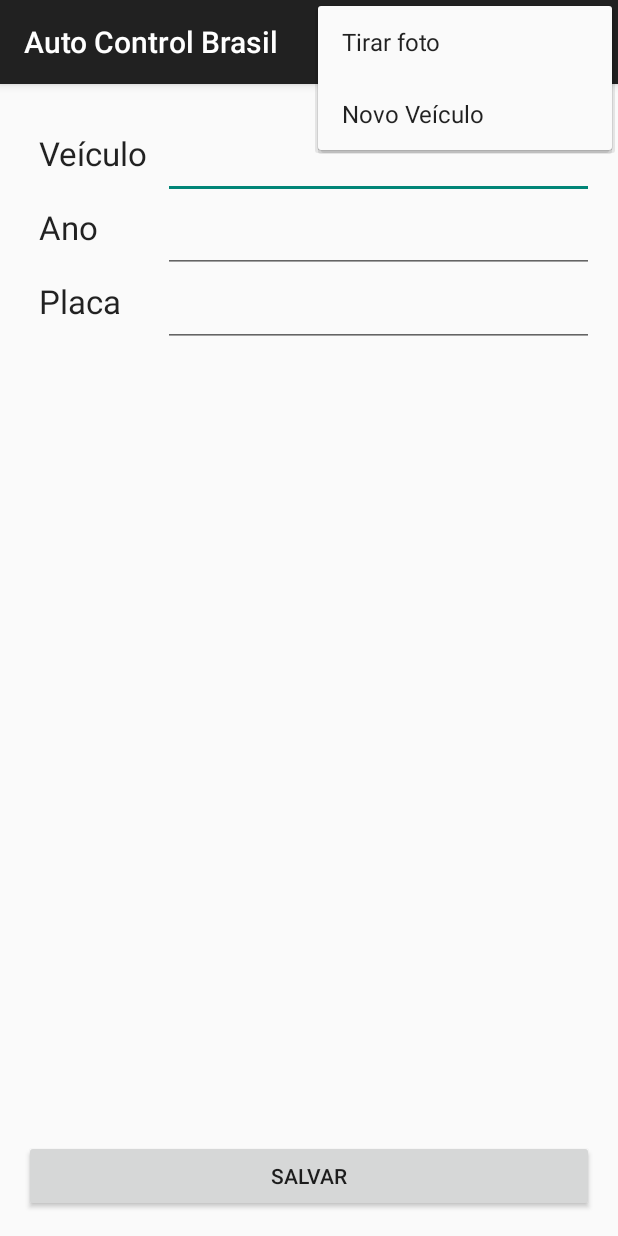
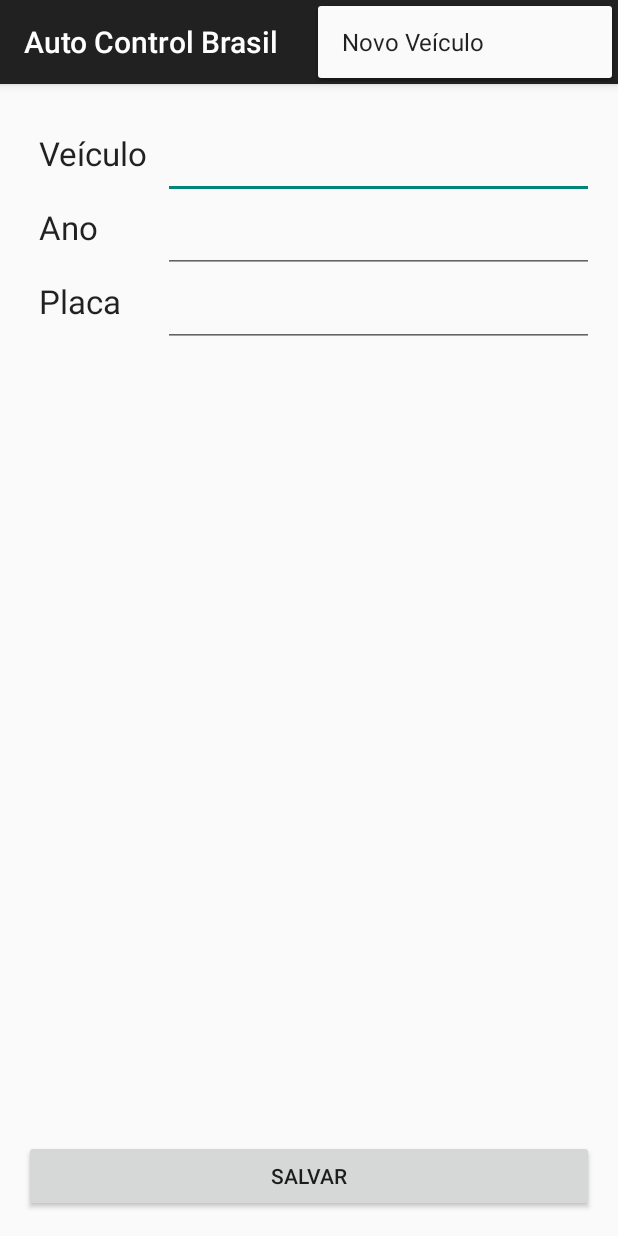
Before and after one commit to ronaldopescador/AutoControlBrasil, an Android app: the CadastrarVeiculoActivity screen opened directly, with no data from a screen before it, with the options menu open, on a phone screen of 412 x 824 dp. Run offline under Robolectric (Android 15) with nearby library versions, the phone set to English and light mode, and no system bars.

Commit message:
Corrigido cadastro e alteração de veículo.

```diff
--- a/app/src/main/java/br/com/autocontrolbrasil/autocontrolbrasil/CadastrarVeiculoActivity.java
+++ b/app/src/main/java/br/com/autocontrolbrasil/autocontrolbrasil/CadastrarVeiculoActivity.java
@@ -1,7 +1,6 @@
 package br.com.autocontrolbrasil.autocontrolbrasil;
 
 import android.content.Intent;
-import android.media.Image;
 import android.net.Uri;
 import android.os.Bundle;
 import android.provider.MediaStore;
@@ -16,14 +15,17 @@ import android.widget.TextView;
 import br.com.autocontrolbrasil.autocontrolbrasil.model.dao.VeiculoDAO;
 import br.com.autocontrolbrasil.autocontrolbrasil.model.vo.VeiculoVO;
 import br.com.autocontrolbrasil.autocontrolbrasil.utilities.FileUtilities;
+import br.com.autocontrolbrasil.autocontrolbrasil.utilities.ImageUtilities;
+import br.com.autocontrolbrasil.autocontrolbrasil.utilities.NumberUtilities;
 
 public class CadastrarVeiculoActivity extends AppCompatActivity {
+    private static Integer codigoRequisicao = 9876;
 
-    private static Integer codigoRequisicao = 9876;
+    private VeiculoDAO dao = new VeiculoDAO(this);
 
     private Uri uriFoto;
 
-    VeiculoVO veiculo;
+    private VeiculoVO veiculo;
 
     @Override
     protected void onCreate(Bundle savedInstanceState) {
@@ -34,11 +36,12 @@ public class CadastrarVeiculoActivity extends AppCompatActivity {
 
         Integer idVeiculo = i.getIntExtra("ID_VEICULO", 0);
 
-        VeiculoDAO daoProjeto = new VeiculoDAO(this);
-        this.veiculo = daoProjeto.consultar(idVeiculo);
-
-        TextView txtPlaca = (TextView) findViewById(R.id.txtPlaca);
-        txtPlaca.setText(veiculo.getPlaca());
+        if (idVeiculo > 0) {
+            this.veiculo = dao.consultar(idVeiculo);
+        } else {
+            this.veiculo = new VeiculoVO();
+        }
+        atualizarTela();
     }
 
     @Override
@@ -52,17 +55,9 @@ public class CadastrarVeiculoActivity extends AppCompatActivity {
         int id = item.getItemId();
 
         if (id == R.id.action_novo_veiculo) {
-            return true;
-        }
+            this.veiculo = new VeiculoVO();
 
-        if (id == R.id.action_nova_foto) {
-            Intent i = new Intent(MediaStore.ACTION_IMAGE_CAPTURE);
-
-            uriFoto = obterCaminhoNovaFoto();
-
-            i.putExtra(MediaStore.EXTRA_OUTPUT, uriFoto);
-
-            startActivityForResult(i, codigoRequisicao);
+            atualizarTela();
 
             return true;
         }
@@ -79,7 +74,7 @@ public class CadastrarVeiculoActivity extends AppCompatActivity {
         }
     }
 
-    private Uri obterCaminhoNovaFoto(){;
+    private Uri obterCaminhoNovaFoto(){
         return Uri.fromFile(FileUtilities.getNomeArquivoImagem());
     }
 
@@ -87,19 +82,46 @@ public class CadastrarVeiculoActivity extends AppCompatActivity {
         EditText txtPlaca = (EditText) findViewById(R.id.txtPlaca);
         EditText txtVeiculo = (EditText) findViewById(R.id.txtVeiculo);
         EditText txtAno = (EditText) findViewById(R.id.txtAno);
+        ImageView imgFoto = (ImageView) findViewById(R.id.imgFoto);
 
-        VeiculoVO veiculo = new VeiculoVO();
-        veiculo.setPlaca(txtPlaca.getText().toString());
-        veiculo.setNome(txtVeiculo.getText().toString());
-        //veiculo.setAno_modelo();
+        this.veiculo.setPlaca(txtPlaca.getText().toString());
+        this.veiculo.setNome(txtVeiculo.getText().toString());
+        this.veiculo.setAno_modelo(NumberUtilities.parseInt(txtAno.getText().toString()));
+        this.veiculo.setFoto(ImageUtilities.imageViewToByte(imgFoto));
 
-        VeiculoDAO dao = new VeiculoDAO(this);
-
-        dao.salvar(veiculo);
+        dao.salvar(this.veiculo);
 
         setResult(RESULT_OK);
 
         finish();
     }
 
+    private void atualizarTela(){
+        TextView txtVeiculo = (TextView) findViewById( R.id.txtVeiculo);
+        TextView txtPlaca = (TextView) findViewById( R.id.txtPlaca);
+        TextView txtAno = (TextView) findViewById( R.id.txtAno);
+        ImageView imgFoto = (ImageView) findViewById( R.id.imgFoto);
+
+        if (veiculo.getId() == null) {
+            txtVeiculo.setText("");
+            txtPlaca.setText("");
+            txtAno.setText("");
+            imgFoto.setImageBitmap(null);
+        } else {
+            txtVeiculo.setText(this.veiculo.getNome());
+            txtPlaca.setText(this.veiculo.getPlaca());
+            txtAno.setText(this.veiculo.getAno_modelo().toString());
+            imgFoto.setImageBitmap(ImageUtilities.byteToBitmap(this.veiculo.getFoto()));
+        }
+    }
+
+    public void novaFoto(View v){
+        Intent i = new Intent(MediaStore.ACTION_IMAGE_CAPTURE);
+
+        uriFoto = obterCaminhoNovaFoto();
+
+        i.putExtra(MediaStore.EXTRA_OUTPUT, uriFoto);
+
+        startActivityForResult(i, codigoRequisicao);
+    }
 }
--- a/app/src/main/java/br/com/autocontrolbrasil/autocontrolbrasil/PrincipalActivity.java
+++ b/app/src/main/java/br/com/autocontrolbrasil/autocontrolbrasil/PrincipalActivity.java
@@ -32,8 +32,9 @@ public class PrincipalActivity extends ListActivity {
 
         this.adapter = new ListaVeiculosAdapter(this, cursor, 0);
 
-        //Associa a id List padrão do android
         setListAdapter(adapter);
+
+        //cursor.close();
     }
 
     @Override
--- a/app/src/main/java/br/com/autocontrolbrasil/autocontrolbrasil/utilities/ImageUtilities.java
+++ b/app/src/main/java/br/com/autocontrolbrasil/autocontrolbrasil/utilities/ImageUtilities.java
@@ -1,6 +1,7 @@
 package br.com.autocontrolbrasil.autocontrolbrasil.utilities;
 
 import android.graphics.Bitmap;
+import android.graphics.BitmapFactory;
 import android.widget.ImageView;
 
 import java.io.ByteArrayOutputStream;
@@ -21,4 +22,8 @@ public class ImageUtilities {
 
         return stream.toByteArray();
     }
+
+    public static Bitmap byteToBitmap (byte[] imagem) {
+        return BitmapFactory.decodeByteArray(imagem, 0, imagem.length);
+    }
 }
--- a/app/src/main/res/layout/activity_cadastrar_veiculo.xml
+++ b/app/src/main/res/layout/activity_cadastrar_veiculo.xml
@@ -52,7 +52,8 @@
         android:layout_alignLeft="@+id/txtVeiculo"
         android:layout_alignTop="@+id/lblAno"
         android:layout_alignParentRight="true"
-        android:layout_alignParentEnd="true" />
+        android:layout_alignParentEnd="true"
+        android:inputType="numberDecimal" />
 
     <TextView
         android:layout_width="wrap_content"
@@ -98,6 +99,7 @@
         android:layout_alignParentStart="true"
         android:layout_below="@+id/txtPlaca"
         android:layout_alignRight="@+id/btnSalvar"
-        android:layout_alignEnd="@+id/btnSalvar" />
+        android:layout_alignEnd="@+id/btnSalvar"
+        android:onClick="novaFoto" />
 
 </RelativeLayout>
--- a/app/src/main/res/menu/menu_cadastrar_veiculo.xml
+++ b/app/src/main/res/menu/menu_cadastrar_veiculo.xml
@@ -4,11 +4,6 @@
     tools:context="br.com.autocontrolbrasil.autocontrolbrasil.CadastrarVeiculoActivity">
 
     <item
-        android:id="@+id/action_nova_foto"
-        android:orderInCategory="100"
-        android:title="@string/menu_nova_foto"
-        app:showAsAction="never" />
-    <item
         android:id="@+id/action_novo_veiculo"
         android:orderInCategory="100"
         android:title="@string/menu_novo_veiculo"
```
Also changed, not shown: app/src/main/java/br/com/autocontrolbrasil/autocontrolbrasil/model/dao/VeiculoDAO.java (+5 -8 lines).
